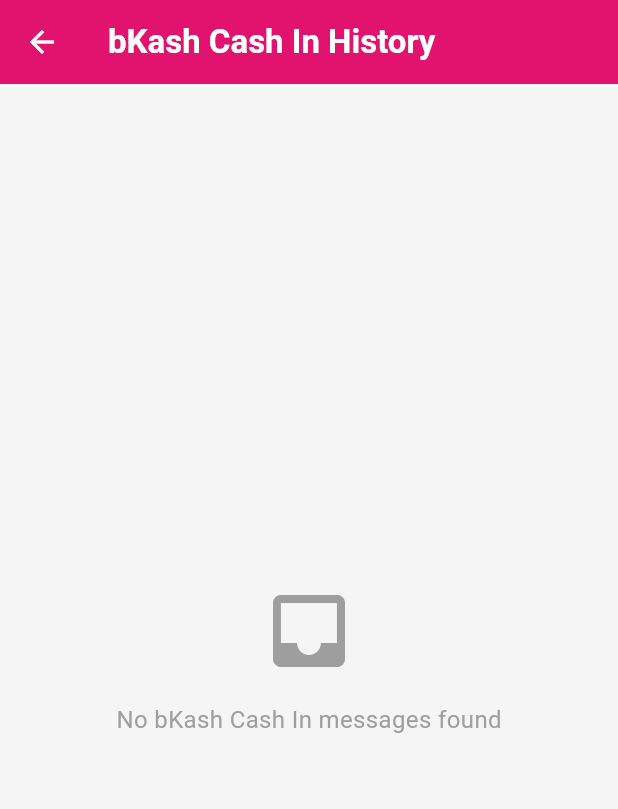
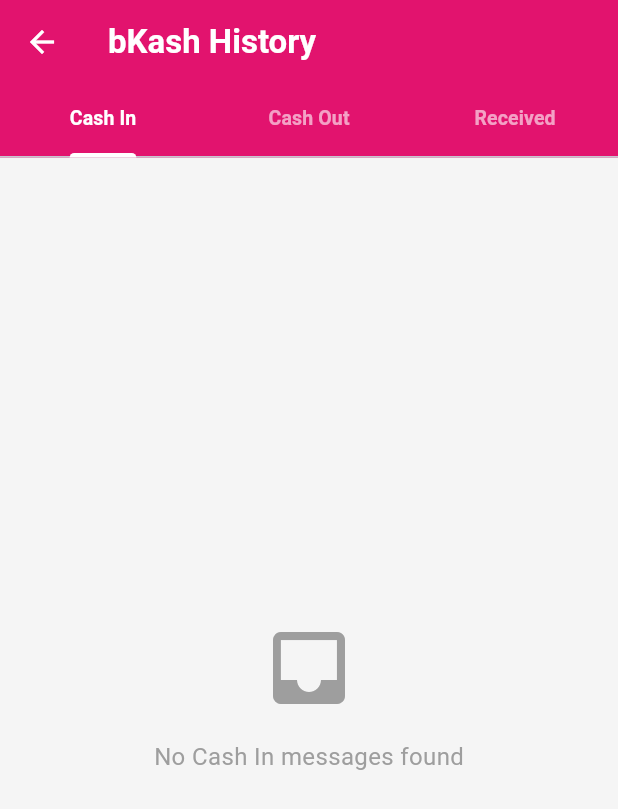
Before and after one commit to jihad1236/telephony, a Flutter app: the BkashCashInView screen opened directly, on a phone screen of 412 x 824 dp. Shown: the top 809 px of the screen. Run offline on Flutter 3.47's test engine with Material 3 defaults, Android fonts, the phone set to English and light mode, and no system bars; our stand-ins replace get; missing offline and left inert: telephony.

Commit message:
new add funtionality cashin cashout anf received

```diff
--- a/lib/controllers/sms_controller.dart
+++ b/lib/controllers/sms_controller.dart
@@ -12,14 +12,28 @@
   final RxBool hasPermission = false.obs;
   final RxString error = ''.obs;
 
+  bool _isBkash(SmsMessage m) {
+    final body = m.body ?? '';
+    final address = (m.address ?? '').toLowerCase();
+    return address.contains('bkash') ||
+        body.toLowerCase().contains('bkash') ||
+        body.contains('bKa.sh');
+  }
+
   List<SmsMessage> get bkashCashInMessages {
-    final result = <SmsMessage>[];
-    for (final m in messages) {
-      final body = m.body ?? '';
-      final address = (m.address ?? '').toLowerCase();
-      final isBkash = address.contains('bkash') || body.toLowerCase().contains('bkash') || body.contains('bKa.sh');
-      if (isBkash && body.contains('Cash In')) result.add(m);
-    }
+    final result = messages.where((m) => _isBkash(m) && (m.body ?? '').contains('Cash In')).toList();
+    result.sort((a, b) => (b.date ?? 0).compareTo(a.date ?? 0));
+    return result;
+  }
+
+  List<SmsMessage> get bkashCashOutMessages {
+    final result = messages.where((m) => (m.body ?? '').startsWith('Cash Out Tk')).toList();
+    result.sort((a, b) => (b.date ?? 0).compareTo(a.date ?? 0));
+    return result;
+  }
+
+  List<SmsMessage> get bkashReceivedMessages {
+    final result = messages.where((m) => (m.body ?? '').startsWith('You have received Tk')).toList();
     result.sort((a, b) => (b.date ?? 0).compareTo(a.date ?? 0));
     return result;
   }
--- a/lib/views/bikashcashin_view.dart
+++ b/lib/views/bikashcashin_view.dart
@@ -1,37 +1,137 @@
 import 'package:flutter/material.dart';
 import 'package:get/get.dart';
 import 'package:sms_reader/controllers/sms_controller.dart';
+import 'package:telephony/telephony.dart';
 
 class BkashCashInView extends GetView<SmsController> {
   const BkashCashInView({super.key});
 
   @override
   Widget build(BuildContext context) {
-    return Scaffold(
+    return DefaultTabController(
+      length: 3,
+      child: Scaffold(
         backgroundColor: const Color(0xFFF5F5F5),
         appBar: AppBar(
-        title: const Text('bKash Cash In History',
+          title: const Text('bKash History',
               style: TextStyle(fontWeight: FontWeight.bold)),
           backgroundColor: const Color(0xFFE2136E),
           foregroundColor: Colors.white,
           elevation: 0,
+          bottom: const TabBar(
+            indicatorColor: Colors.white,
+            indicatorWeight: 3,
+            labelColor: Colors.white,
+            unselectedLabelColor: Colors.white60,
+            labelStyle: TextStyle(fontWeight: FontWeight.w600, fontSize: 13),
+            tabs: [
+              Tab(text: 'Cash In'),
+              Tab(text: 'Cash Out'),
+              Tab(text: 'Received'),
+            ],
+          ),
         ),
         body: Obx(() {
-        final msgs = controller.bkashCashInMessages;
-
           if (controller.isLoading.value) {
             return const Center(child: CircularProgressIndicator());
           }
+          return TabBarView(
+            children: [
+              _BkashList(
+                messages: controller.bkashCashInMessages,
+                type: _BkashType.cashIn,
+              ),
+              _BkashList(
+                messages: controller.bkashCashOutMessages,
+                type: _BkashType.cashOut,
+              ),
+              _BkashList(
+                messages: controller.bkashReceivedMessages,
+                type: _BkashType.received,
+              ),
+            ],
+          );
+        }),
+      ),
+    );
+  }
+}
 
-        if (msgs.isEmpty) {
-          return const Center(
+enum _BkashType { cashIn, cashOut, received }
+
+class _BkashList extends StatelessWidget {
+  final List<SmsMessage> messages;
+  final _BkashType type;
+
+  const _BkashList({required this.messages, required this.type});
+
+  String get _emptyLabel {
+    switch (type) {
+      case _BkashType.cashIn:
+        return 'No Cash In messages found';
+      case _BkashType.cashOut:
+        return 'No Cash Out messages found';
+      case _BkashType.received:
+        return 'No received messages found';
+    }
+  }
+
+  Color get _amountColor {
+    switch (type) {
+      case _BkashType.cashIn:
+        return const Color(0xFF3ABB41);
+      case _BkashType.cashOut:
+        return const Color(0xFFE2136E);
+      case _BkashType.received:
+        return const Color(0xFF3ABB41);
+    }
+  }
+
+  Map<String, String> _parse(String body, _BkashType type) {
+    String amount = '';
+    String party = '';
+    String trxId = '';
+    String balance = '';
+
+    switch (type) {
+      case _BkashType.cashIn:
+        amount = RegExp(r'Cash In Tk ([\d,]+\.?\d*)').firstMatch(body)?.group(1) ?? '';
+        party = RegExp(r'from (\d+)').firstMatch(body)?.group(1) ?? '';
+      case _BkashType.cashOut:
+        amount = RegExp(r'^Cash Out Tk ([\d,]+\.?\d*)').firstMatch(body)?.group(1) ?? '';
+        party = RegExp(r'(?:at|from|to) ([A-Za-z0-9 ]+?)(?:\.|,|\sTrxID)').firstMatch(body)?.group(1)?.trim() ?? '';
+      case _BkashType.received:
+        amount = RegExp(r'received Tk ([\d,]+\.?\d*)').firstMatch(body)?.group(1) ?? '';
+        party = RegExp(r'from (\d+)').firstMatch(body)?.group(1) ?? '';
+    }
+
+    trxId = RegExp(r'TrxID (\S+)').firstMatch(body)?.group(1) ?? '';
+    balance = RegExp(r'Balance Tk ([\d,]+\.?\d*)').firstMatch(body)?.group(1) ?? '';
+
+    return {'amount': amount, 'party': party, 'trxId': trxId, 'balance': balance};
+  }
+
+  String get _partyLabel {
+    switch (type) {
+      case _BkashType.cashIn:
+      case _BkashType.received:
+        return 'From';
+      case _BkashType.cashOut:
+        return 'At';
+    }
+  }
+
+  @override
+  Widget build(BuildContext context) {
+    if (messages.isEmpty) {
+      return Center(
         child: Column(
           mainAxisAlignment: MainAxisAlignment.center,
           children: [
-                Icon(Icons.inbox, size: 64, color: Colors.grey),
-                SizedBox(height: 16),
-                Text('No bKash Cash In messages found',
-                    style: TextStyle(color: Colors.grey, fontSize: 16)),
+            const Icon(Icons.inbox, size: 64, color: Colors.grey),
+            const SizedBox(height: 16),
+            Text(_emptyLabel,
+                style: const TextStyle(color: Colors.grey, fontSize: 16)),
           ],
         ),
       );
@@ -39,23 +139,14 @@
 
     return ListView.builder(
       padding: const EdgeInsets.all(12),
-          itemCount: msgs.length,
+      itemCount: messages.length,
       itemBuilder: (context, index) {
-            final m = msgs[index];
+        final m = messages[index];
         final date = m.date != null
             ? DateTime.fromMillisecondsSinceEpoch(m.date!).toLocal()
             : null;
         final body = m.body ?? '';
-
-            final amountMatch = RegExp(r'Cash In Tk ([\d,]+\.\d+)').firstMatch(body);
-            final fromMatch = RegExp(r'from (\d+)').firstMatch(body);
-            final trxMatch = RegExp(r'TrxID (\S+)').firstMatch(body);
-            final balanceMatch = RegExp(r'Balance Tk ([\d,]+\.\d+)').firstMatch(body);
-
-            final amount = amountMatch?.group(1) ?? '';
-            final from = fromMatch?.group(1) ?? '';
-            final trxId = trxMatch?.group(1) ?? '';
-            final balance = balanceMatch?.group(1) ?? '';
+        final parsed = _parse(body, type);
 
         return Container(
           margin: const EdgeInsets.only(bottom: 10),
@@ -66,7 +157,8 @@
               BoxShadow(
                 color: Colors.black.withValues(alpha: 0.04),
                 blurRadius: 4,
-                      offset: const Offset(0, 2)),
+                offset: const Offset(0, 2),
+              ),
             ],
           ),
           child: Padding(
@@ -78,35 +170,34 @@
                   mainAxisAlignment: MainAxisAlignment.spaceBetween,
                   children: [
                     Text(
-                          'Tk $amount',
-                          style: const TextStyle(
+                      'Tk ${parsed['amount']}',
+                      style: TextStyle(
                         fontSize: 20,
                         fontWeight: FontWeight.bold,
-                              color: Color.fromARGB(255, 58, 187, 65)),
+                        color: _amountColor,
+                      ),
                     ),
                     if (date != null)
                       Text(
                         '${date.day}/${date.month}/${date.year}  '
                         '${date.hour.toString().padLeft(2, '0')}:${date.minute.toString().padLeft(2, '0')}',
-                            style: const TextStyle(
-                                fontSize: 12, color: Colors.grey),
+                        style:
+                            const TextStyle(fontSize: 12, color: Colors.grey),
                       ),
                   ],
                 ),
                 const SizedBox(height: 8),
-                    if (from.isNotEmpty)
-                      _InfoRow(label: 'From', value: from),
-                    if (balance.isNotEmpty)
-                      _InfoRow(label: 'Balance', value: 'Tk $balance'),
-                    if (trxId.isNotEmpty)
-                      _InfoRow(label: 'TrxID', value: trxId),
+                if ((parsed['party'] ?? '').isNotEmpty)
+                  _InfoRow(label: _partyLabel, value: parsed['party']!),
+                if ((parsed['balance'] ?? '').isNotEmpty)
+                  _InfoRow(label: 'Balance', value: 'Tk ${parsed['balance']}'),
+                if ((parsed['trxId'] ?? '').isNotEmpty)
+                  _InfoRow(label: 'TrxID', value: parsed['trxId']!),
               ],
             ),
           ),
         );
       },
-        );
-      }),
     );
   }
 }
@@ -128,9 +219,11 @@
             child: Text(label,
                 style: const TextStyle(fontSize: 13, color: Colors.grey)),
           ),
-          Text(value,
+          Expanded(
+            child: Text(value,
                 style: const TextStyle(
                     fontSize: 13, fontWeight: FontWeight.w500)),
+          ),
         ],
       ),
     );
```
Lines whose indentation alone changed are shown as unchanged.
